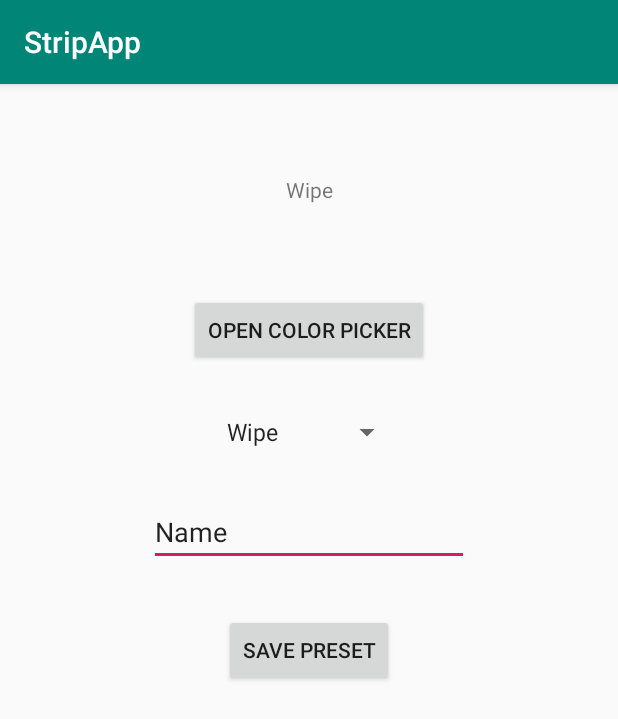
After one commit to SimeonHG/LEDStripController, an Android app: the CustomActivity screen opened directly, with no data from a screen before it, on a phone screen of 412 x 824 dp. The commit adds this screen. Shown: the top 719 px of the screen. Run offline under Robolectric (Android 15) with nearby library versions, the phone set to English and light mode, and no system bars; our stand-ins replace Firebase (no records; nobody signed in at launch, a user with empty details on screens opened directly); libraries missing offline, so code that uses them is left out: yuku.ambilwarna.

Commit message:
Added custom preset request generator

```diff
--- a/StripApp/app/build.gradle
+++ b/StripApp/app/build.gradle
@@ -25,10 +25,13 @@ dependencies {
     implementation 'androidx.appcompat:appcompat:1.1.0'
     implementation 'androidx.constraintlayout:constraintlayout:1.1.3'
     implementation 'com.google.firebase:firebase-auth:19.3.0'
+    implementation 'com.google.firebase:firebase-database:19.3.0'
+
     testImplementation 'junit:junit:4.12'
     androidTestImplementation 'androidx.test.ext:junit:1.1.1'
     androidTestImplementation 'androidx.test.espresso:espresso-core:3.1.1'
 
     implementation 'com.android.volley:volley:1.1.1'
 
+    implementation 'com.github.yukuku:ambilwarna:2.0.1'
 }
--- a/StripApp/app/src/main/AndroidManifest.xml
+++ b/StripApp/app/src/main/AndroidManifest.xml
@@ -1,7 +1,8 @@
 <?xml version="1.0" encoding="utf-8"?>
 <manifest xmlns:android="http://schemas.android.com/apk/res/android"
     package="com.example.stripapp">
-    <uses-permission android:name="android.permission.INTERNET"/>
+
+    <uses-permission android:name="android.permission.INTERNET" />
 
     <application
         android:allowBackup="true"
@@ -10,17 +11,16 @@
         android:roundIcon="@mipmap/ic_launcher_round"
         android:supportsRtl="true"
         android:theme="@style/AppTheme">
-        <activity android:name=".EmptyActivity"></activity>
-        <activity android:name=".RegisterActivity" >
+        <activity android:name=".CustomActivity"></activity>
+        <activity android:name=".EmptyActivity" />
+        <activity android:name=".RegisterActivity">
             <intent-filter>
                 <action android:name="android.intent.action.MAIN" />
 
                 <category android:name="android.intent.category.LAUNCHER" />
             </intent-filter>
         </activity>
-        <activity android:name=".MainActivity">
-
-        </activity>
+        <activity android:name=".MainActivity"></activity>
     </application>
 
 </manifest>
--- /dev/null
+++ b/StripApp/app/src/main/java/com/example/stripapp/CustomActivity.java
@@ -0,0 +1,144 @@
+package com.example.stripapp;
+
+import androidx.appcompat.app.AppCompatActivity;
+import androidx.core.content.ContextCompat;
+
+
+import android.graphics.Color;
+import android.os.Bundle;
+import android.view.View;
+import android.widget.AdapterView;
+import android.widget.ArrayAdapter;
+import android.widget.Button;
+import android.widget.EditText;
+import android.widget.Spinner;
+import android.widget.TextView;
+
+
+import com.google.firebase.auth.FirebaseAuth;
+import com.google.firebase.auth.FirebaseUser;
+import com.google.firebase.database.DatabaseReference;
+import com.google.firebase.database.FirebaseDatabase;
+
+import yuku.ambilwarna.AmbilWarnaDialog;
+
+public class CustomActivity extends AppCompatActivity implements AdapterView.OnItemSelectedListener {
+    int mDefaultColor;
+    String hexColor;
+    Button mButton;
+    TextView colorText;
+    Spinner effectSpinner;
+
+    EditText presetName;
+    Button savePreset;
+
+    String chosenEffect;
+
+
+    int red ;
+    int green ;
+    int blue;
+    int alpha;
+
+    private FirebaseAuth mAuth;
+    private DatabaseReference dbRef;
+    private FirebaseUser currentUser;
+    private String currentUserID;
+
+    @Override
+    protected void onCreate(Bundle savedInstanceState) {
+        super.onCreate(savedInstanceState);
+        setContentView(R.layout.activity_custom);
+
+        mAuth = FirebaseAuth.getInstance();
+        currentUser = mAuth.getCurrentUser();
+        currentUserID = mAuth.getCurrentUser().getUid();
+        dbRef = FirebaseDatabase.getInstance().getReference();
+
+        mDefaultColor = ContextCompat.getColor(CustomActivity.this, R.color.colorPrimary);
+        mButton =  findViewById(R.id.button);
+        colorText = findViewById(R.id.colorText);
+        presetName = findViewById(R.id.presetName);
+        savePreset = findViewById(R.id.savePreset);
+
+        effectSpinner = findViewById(R.id.effectSpinner);
+        ArrayAdapter<CharSequence> adapter = ArrayAdapter.createFromResource(this,
+                R.array.effects, android.R.layout.simple_spinner_item);
+        adapter.setDropDownViewResource(android.R.layout.simple_spinner_dropdown_item);
+        effectSpinner.setAdapter(adapter);
+
+        effectSpinner.setOnItemSelectedListener(this);
+
+
+
+        mButton.setOnClickListener(new View.OnClickListener() {
+            @Override
+            public void onClick(View v) {
+                openColorPicker();
+            }
+        });
+
+        savePreset.setOnClickListener(new View.OnClickListener() {
+            @Override
+            public void onClick(View view) {
+                String request = genRequest();
+                dbRef.child("Presets").child(currentUserID).child(presetName.getText().toString()).child("request").setValue(request);
+                dbRef.child("Presets").child(currentUserID).child(presetName.getText().toString()).child("name").setValue(presetName.getText().toString());
+            }
+        });
+
+
+    }
+
+    private String genRequest() {
+        String eff = chosenEffect.toLowerCase();
+        String url = "http://192.168.43.100/";
+
+        if(eff.equals("wipe") || eff.equals("breathe") || eff.equals("bounce")){
+            url = url.concat(eff +"?r=" + red +"?g=" + green +"?b=" + blue);
+            //colorText.setText(url);
+        } else {
+            url = url.concat(eff);
+           // colorText.setText(url);
+        }
+
+        return url;
+    }
+
+    public void openColorPicker() {
+        AmbilWarnaDialog colorPicker = new AmbilWarnaDialog(this, mDefaultColor, new AmbilWarnaDialog.OnAmbilWarnaListener() {
+            @Override
+            public void onCancel(AmbilWarnaDialog dialog) {
+
+            }
+
+            @Override
+            public void onOk(AmbilWarnaDialog dialog, int color) {
+                mDefaultColor = color;
+                hexColor = String.format("#%06X", (0xFFFFFF & mDefaultColor));
+                red = Color.red(mDefaultColor);
+                green = Color.green(mDefaultColor);
+                blue = Color.blue(mDefaultColor);
+                alpha = Color.alpha(mDefaultColor);
+                colorText.setText(hexColor + " r=" +red + " g=" +green + " b=" +blue);
+            }
+        });
+        colorPicker.show();
+    }
+
+    @Override
+    public void onItemSelected(AdapterView<?> adapterView, View view, int i, long l) {
+
+        chosenEffect = adapterView.getItemAtPosition(i).toString();
+
+        colorText.setText(chosenEffect);
+    }
+
+    @Override
+    public void onNothingSelected(AdapterView<?> adapterView) {
+
+    }
+
+
+
+}
--- a/StripApp/app/src/main/java/com/example/stripapp/MainActivity.java
+++ b/StripApp/app/src/main/java/com/example/stripapp/MainActivity.java
@@ -12,6 +12,7 @@ import com.google.firebase.auth.FirebaseAuth;
 public class MainActivity extends AppCompatActivity {
     private Button logoutBtn;
     private Button testBtn;
+    private Button customBtn;
 
     @Override
     protected void onCreate(Bundle savedInstanceState) {
@@ -20,6 +21,7 @@ public class MainActivity extends AppCompatActivity {
 
         logoutBtn = findViewById(R.id.logoutBtn);
         testBtn = findViewById(R.id.testBtn);
+        customBtn = findViewById(R.id.customBtn);
 
         logoutBtn.setOnClickListener(new View.OnClickListener() {
             @Override
@@ -39,5 +41,13 @@ public class MainActivity extends AppCompatActivity {
             }
         });
 
+        customBtn.setOnClickListener(new View.OnClickListener() {
+            @Override
+            public void onClick(View v) {
+                startActivity(new Intent(MainActivity.this, CustomActivity.class));
+                finish();
+            }
+        });
+
     }
 }
--- /dev/null
+++ b/StripApp/app/src/main/res/layout/activity_custom.xml
@@ -0,0 +1,61 @@
+<?xml version="1.0" encoding="utf-8"?>
+<androidx.constraintlayout.widget.ConstraintLayout xmlns:android="http://schemas.android.com/apk/res/android"
+    xmlns:app="http://schemas.android.com/apk/res-auto"
+    xmlns:tools="http://schemas.android.com/tools"
+    xmlns:pikolo="http://schemas.android.com/apk/res-auto"
+    android:layout_width="match_parent"
+    android:layout_height="match_parent"
+    >
+
+    <Button
+        android:id="@+id/button"
+        android:layout_width="wrap_content"
+        android:layout_height="wrap_content"
+        android:layout_marginTop="140dp"
+        android:text="open color picker"
+        app:layout_constraintLeft_toLeftOf="parent"
+        app:layout_constraintRight_toRightOf="parent"
+        app:layout_constraintTop_toTopOf="parent" />
+
+    <TextView
+        android:id="@+id/colorText"
+        android:layout_width="wrap_content"
+        android:layout_height="wrap_content"
+        android:text="TextView"
+        app:layout_constraintBottom_toTopOf="@+id/button"
+        app:layout_constraintEnd_toEndOf="parent"
+        app:layout_constraintStart_toStartOf="parent"
+        app:layout_constraintTop_toTopOf="parent" />
+
+    <Spinner
+        android:id="@+id/effectSpinner"
+        android:layout_width="wrap_content"
+        android:layout_height="wrap_content"
+        android:layout_marginTop="32dp"
+        app:layout_constraintEnd_toEndOf="parent"
+        app:layout_constraintStart_toStartOf="parent"
+        app:layout_constraintTop_toBottomOf="@+id/button" />
+
+    <EditText
+        android:id="@+id/presetName"
+        android:layout_width="wrap_content"
+        android:layout_height="wrap_content"
+        android:layout_marginTop="32dp"
+        android:ems="10"
+        android:inputType="textPersonName"
+        android:text="Name"
+        app:layout_constraintEnd_toEndOf="parent"
+        app:layout_constraintStart_toStartOf="parent"
+        app:layout_constraintTop_toBottomOf="@+id/effectSpinner" />
+
+    <Button
+        android:id="@+id/savePreset"
+        android:layout_width="wrap_content"
+        android:layout_height="wrap_content"
+        android:layout_marginTop="32dp"
+        android:text="Save Preset"
+        app:layout_constraintEnd_toEndOf="parent"
+        app:layout_constraintStart_toStartOf="parent"
+        app:layout_constraintTop_toBottomOf="@+id/presetName" />
+
+</androidx.constraintlayout.widget.ConstraintLayout>
--- a/StripApp/app/src/main/res/layout/activity_main.xml
+++ b/StripApp/app/src/main/res/layout/activity_main.xml
@@ -33,4 +33,13 @@
         app:layout_constraintStart_toStartOf="parent"
         app:layout_constraintTop_toTopOf="parent" />
 
+    <Button
+        android:id="@+id/customBtn"
+        android:layout_width="wrap_content"
+        android:layout_height="wrap_content"
+        android:text="Customize"
+        app:layout_constraintEnd_toEndOf="parent"
+        app:layout_constraintStart_toStartOf="parent"
+        app:layout_constraintTop_toBottomOf="@+id/testBtn" />
+
 </androidx.constraintlayout.widget.ConstraintLayout>
--- a/StripApp/app/src/main/res/values/strings.xml
+++ b/StripApp/app/src/main/res/values/strings.xml
@@ -1,3 +1,13 @@
 <resources>
     <string name="app_name">StripApp</string>
+
+    <string-array name="effects">
+        <item>Wipe</item>
+        <item>Rainbow</item>
+        <item>Twinkle</item>
+        <item>Breathe</item>
+        <item>Bounce</item>
+
+    </string-array>
+
 </resources>
```
